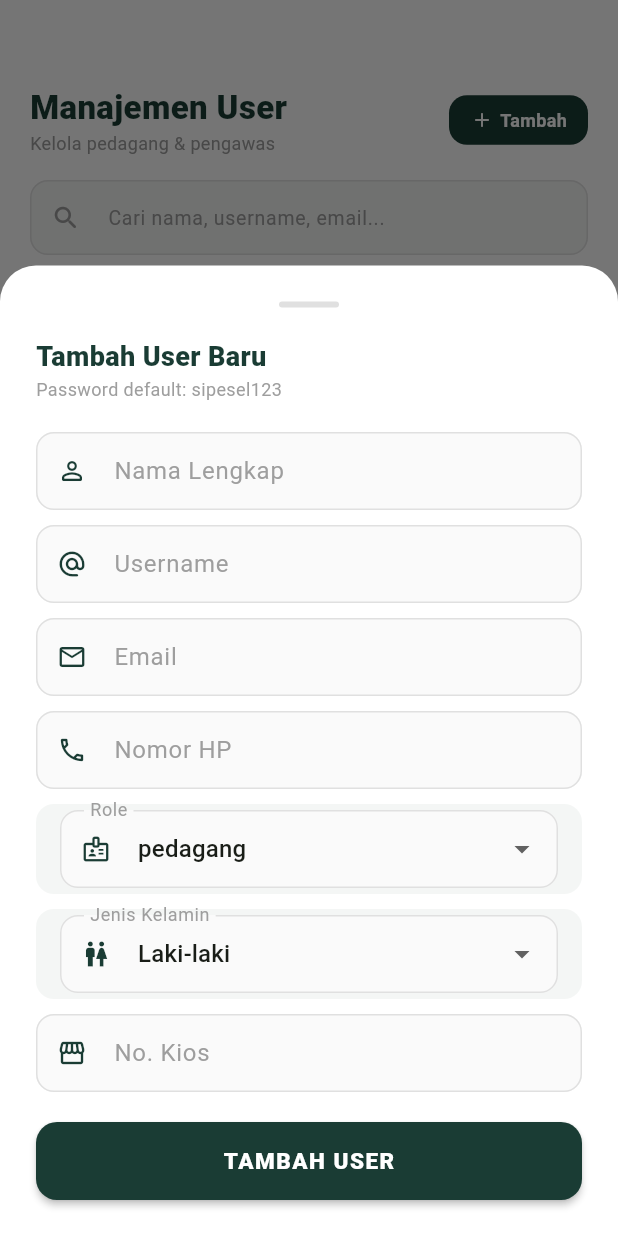
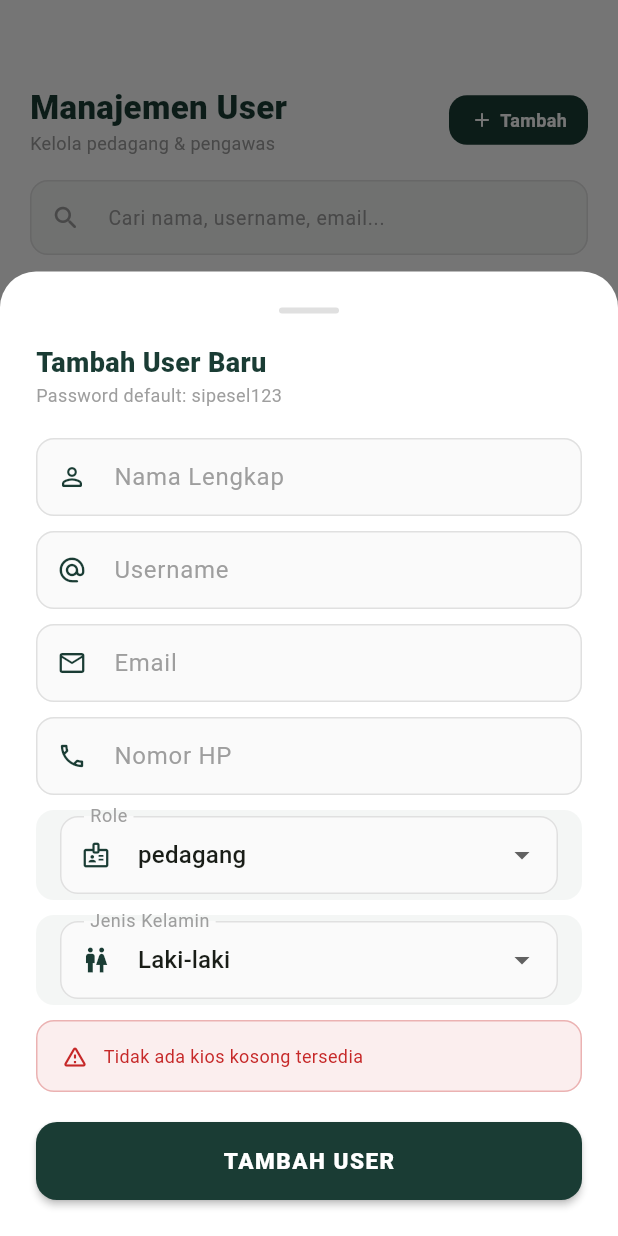
Before and after one commit to zaiddnbl/pemob, a Flutter app: the AdminUserScreen screen opened directly, after a tap on "Tambah", on a phone screen of 412 x 824 dp. Run offline on Flutter 3.47's test engine with Material 3 defaults, Android fonts, the light colour scheme and no system bars; our stand-ins replace cloud_firestore, firebase_auth, firebase_core, fl_chart, image_picker, pdf and 4 more; missing offline and left inert: excel, gal; accounts and stored records are empty.

Commit message:
fix add user in role admin

```diff
--- a/pemob_flutter/lib/screens/admin/admin_user_screen.dart
+++ b/pemob_flutter/lib/screens/admin/admin_user_screen.dart
@@ -1,5 +1,6 @@
 import 'package:flutter/material.dart';
 import 'package:firebase_auth/firebase_auth.dart';
+import '../../models/kios_model.dart';
 import '../../models/user_model.dart';
 import '../../services/firestore_service.dart';
 import '../../theme/app_theme.dart';
@@ -153,7 +154,7 @@ class _AdminUserScreenState extends State<AdminUserScreen>
     final usernameCtrl = TextEditingController();
     final emailCtrl = TextEditingController();
     final hpCtrl = TextEditingController();
-    final kiosCtrl = TextEditingController();
+    String? selectedKios; // ✅ diganti dari TextEditingController jadi dropdown
     String selectedRole = 'pedagang';
     String selectedGender = 'Laki-laki';
 
@@ -227,8 +228,106 @@ class _AdminUserScreenState extends State<AdminUserScreen>
                 ),
                 if (selectedRole == 'pedagang') ...[
                   const SizedBox(height: 10),
-                  _inputField(
-                      kiosCtrl, 'No. Kios', Icons.storefront_outlined),
+                  // ✅ Dropdown kios kosong — realtime dari Firestore
+                  StreamBuilder<List<KiosModel>>(
+                    stream: FirestoreService.streamKios(),
+                    builder: (context, snapshot) {
+                      final kiosKosong = (snapshot.data ?? [])
+                          .where((k) => k.status == 'kosong')
+                          .toList()
+                        ..sort((a, b) => a.noKios.compareTo(b.noKios));
+
+                      // Loading
+                      if (snapshot.connectionState == ConnectionState.waiting) {
+                        return Container(
+                          decoration: BoxDecoration(
+                            color: const Color(0xFFF4F6F5),
+                            borderRadius: BorderRadius.circular(12),
+                          ),
+                          padding: const EdgeInsets.symmetric(
+                              horizontal: 16, vertical: 16),
+                          child: const Row(
+                            children: [
+                              SizedBox(
+                                width: 16, height: 16,
+                                child: CircularProgressIndicator(
+                                    strokeWidth: 2, color: Color(0xFF1A3C34)),
+                              ),
+                              SizedBox(width: 12),
+                              Text('Memuat daftar kios...',
+                                  style: TextStyle(
+                                      fontSize: 13, color: AppTheme.greyText)),
+                            ],
+                          ),
+                        );
+                      }
+
+                      // Tidak ada kios kosong
+                      if (kiosKosong.isEmpty) {
+                        return Container(
+                          decoration: BoxDecoration(
+                            color: AppTheme.errorRed.withOpacity(0.08),
+                            borderRadius: BorderRadius.circular(12),
+                            border: Border.all(
+                                color: AppTheme.errorRed.withOpacity(0.3)),
+                          ),
+                          padding: const EdgeInsets.symmetric(
+                              horizontal: 16, vertical: 14),
+                          child: const Row(
+                            children: [
+                              Icon(Icons.warning_amber_rounded,
+                                  color: AppTheme.errorRed, size: 18),
+                              SizedBox(width: 10),
+                              Expanded(
+                                child: Text(
+                                  'Tidak ada kios kosong tersedia',
+                                  style: TextStyle(
+                                      fontSize: 12, color: AppTheme.errorRed),
+                                ),
+                              ),
+                            ],
+                          ),
+                        );
+                      }
+
+                      // Reset pilihan kalau kios yang dipilih sebelumnya
+                      // sudah tidak ada di daftar kosong (misal baru terisi)
+                      if (selectedKios != null &&
+                          !kiosKosong.any((k) => k.noKios == selectedKios)) {
+                        selectedKios = null;
+                      }
+
+                      return Container(
+                        decoration: BoxDecoration(
+                          color: const Color(0xFFF4F6F5),
+                          borderRadius: BorderRadius.circular(12),
+                        ),
+                        padding: const EdgeInsets.symmetric(
+                            horizontal: 16, vertical: 4),
+                        child: DropdownButtonFormField<String>(
+                          value: selectedKios,
+                          decoration: const InputDecoration(
+                            labelText: 'No. Kios',
+                            prefixIcon: Icon(Icons.storefront_outlined,
+                                color: Color(0xFF1A3C34), size: 20),
+                            border: InputBorder.none,
+                          ),
+                          hint: const Text('Pilih kios kosong',
+                              style: TextStyle(
+                                  fontSize: 13, color: AppTheme.greyText)),
+                          items: kiosKosong
+                              .map((k) => DropdownMenuItem(
+                            value: k.noKios,
+                            child: Text(
+                                '${k.noKios} • Zona ${k.zona}'),
+                          ))
+                              .toList(),
+                          onChanged: (v) =>
+                              setModalState(() => selectedKios = v),
+                        ),
+                      );
+                    },
+                  ),
                 ],
                 const SizedBox(height: 20),
                 SizedBox(
@@ -241,6 +340,17 @@ class _AdminUserScreenState extends State<AdminUserScreen>
                         ScaffoldMessenger.of(ctx).showSnackBar(
                           const SnackBar(
                             content: Text('Nama, username, dan email wajib diisi'),
+                            backgroundColor: AppTheme.errorRed,
+                          ),
+                        );
+                        return;
+                      }
+
+                      // ✅ Wajib pilih kios kalau role pedagang
+                      if (selectedRole == 'pedagang' && selectedKios == null) {
+                        ScaffoldMessenger.of(ctx).showSnackBar(
+                          const SnackBar(
+                            content: Text('Pilih kios untuk pedagang ini'),
                             backgroundColor: AppTheme.errorRed,
                           ),
                         );
@@ -267,7 +377,7 @@ class _AdminUserScreenState extends State<AdminUserScreen>
                           gender: selectedGender,
                           role: selectedRole,
                           noKios: selectedRole == 'pedagang'
-                              ? kiosCtrl.text.trim()
+                              ? selectedKios!
                               : '-',
                         ),
                       );
```
